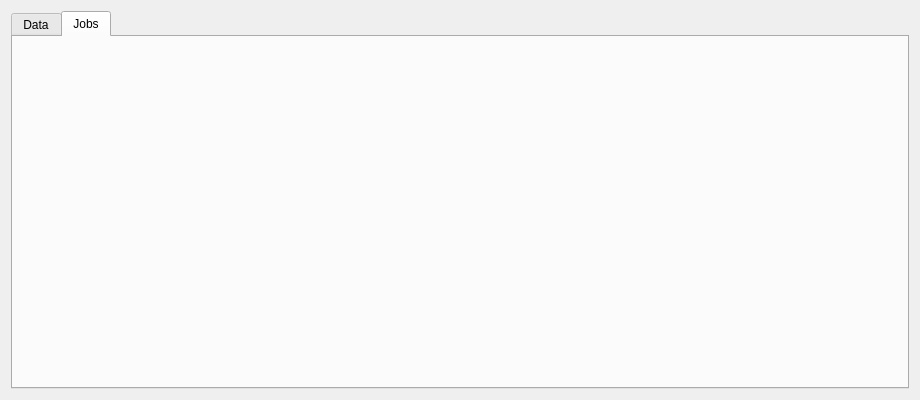
The window that Code/ui/caesarwidget.ui (VisIVOLab/ViaLacteaVisualAnalytics) describes before a commit, drawn with Qt 5.
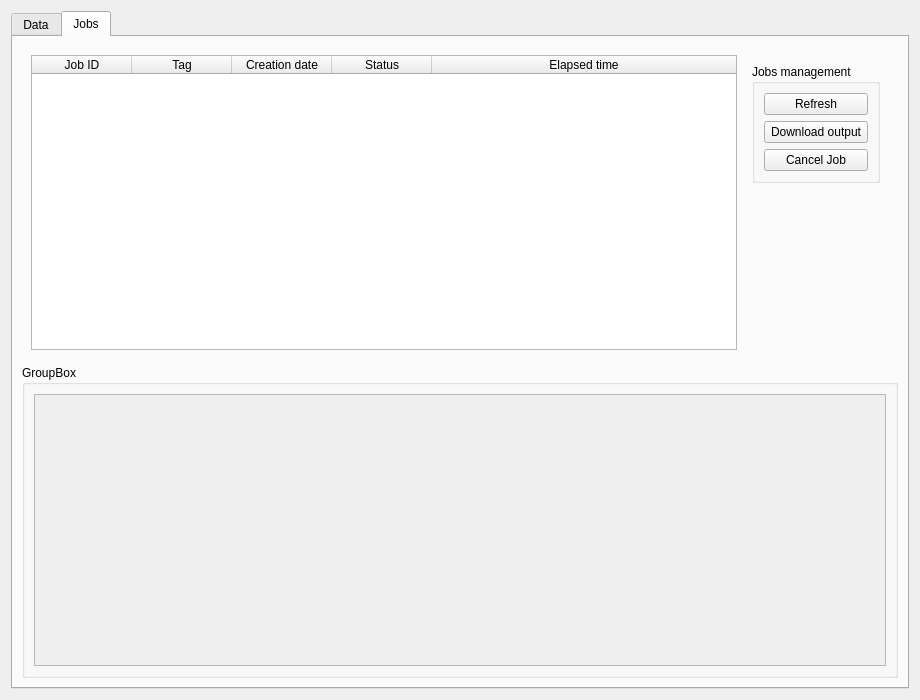
The same window after the commit. The open tabs and pages were chosen to show the change.

Commit message: New requests: job list, job output download, cancel job

The edit to the form file:
```diff
--- a/Code/ui/caesarwidget.ui
+++ b/Code/ui/caesarwidget.ui
@@ -7,7 +7,7 @@
     <x>0</x>
     <y>0</y>
     <width>920</width>
-    <height>400</height>
+    <height>700</height>
    </rect>
   </property>
   <property name="windowTitle">
@@ -122,6 +122,130 @@
       <attribute name="title">
        <string>Jobs</string>
       </attribute>
+      <layout class="QVBoxLayout" name="verticalLayout_4">
+       <item>
+        <widget class="QWidget" name="widget" native="true">
+         <layout class="QHBoxLayout" name="horizontalLayout_2">
+          <item>
+           <widget class="QTableWidget" name="jobsTable">
+            <property name="editTriggers">
+             <set>QAbstractItemView::NoEditTriggers</set>
+            </property>
+            <attribute name="horizontalHeaderCascadingSectionResizes">
+             <bool>true</bool>
+            </attribute>
+            <attribute name="horizontalHeaderStretchLastSection">
+             <bool>true</bool>
+            </attribute>
+            <attribute name="verticalHeaderVisible">
+             <bool>false</bool>
+            </attribute>
+            <column>
+             <property name="text">
+              <string>Job ID</string>
+             </property>
+            </column>
+            <column>
+             <property name="text">
+              <string>Tag</string>
+             </property>
+            </column>
+            <column>
+             <property name="text">
+              <string>Creation date</string>
+             </property>
+            </column>
+            <column>
+             <property name="text">
+              <string>Status</string>
+             </property>
+            </column>
+            <column>
+             <property name="text">
+              <string>Elapsed time</string>
+             </property>
+            </column>
+           </widget>
+          </item>
+          <item>
+           <widget class="QWidget" name="jobsRightPanel" native="true">
+            <layout class="QVBoxLayout" name="verticalLayout_5">
+             <item>
+              <widget class="QGroupBox" name="jobManagementBox">
+               <property name="title">
+                <string>Jobs management</string>
+               </property>
+               <layout class="QVBoxLayout" name="verticalLayout_6">
+                <item>
+                 <widget class="QPushButton" name="jobRefreshButton">
+                  <property name="text">
+                   <string>Refresh</string>
+                  </property>
+                 </widget>
+                </item>
+                <item>
+                 <widget class="QPushButton" name="jobDownloadButton">
+                  <property name="text">
+                   <string>Download output</string>
+                  </property>
+                 </widget>
+                </item>
+                <item>
+                 <widget class="QPushButton" name="jobCancelButton">
+                  <property name="text">
+                   <string>Cancel Job</string>
+                  </property>
+                 </widget>
+                </item>
+               </layout>
+              </widget>
+             </item>
+             <item>
+              <spacer name="jobVerticalSpacer">
+               <property name="orientation">
+                <enum>Qt::Vertical</enum>
+               </property>
+               <property name="sizeHint" stdset="0">
+                <size>
+                 <width>20</width>
+                 <height>40</height>
+                </size>
+               </property>
+              </spacer>
+             </item>
+            </layout>
+           </widget>
+          </item>
+         </layout>
+        </widget>
+       </item>
+       <item>
+        <widget class="QGroupBox" name="groupBox_2">
+         <property name="title">
+          <string>GroupBox</string>
+         </property>
+         <layout class="QVBoxLayout" name="verticalLayout_7">
+          <item>
+           <widget class="QScrollArea" name="scrollArea">
+            <property name="widgetResizable">
+             <bool>true</bool>
+            </property>
+            <widget class="QWidget" name="scrollAreaWidgetContents">
+             <property name="geometry">
+              <rect>
+               <x>0</x>
+               <y>0</y>
+               <width>854</width>
+               <height>270</height>
+              </rect>
+             </property>
+            </widget>
+           </widget>
+          </item>
+         </layout>
+        </widget>
+       </item>
+      </layout>
      </widget>
     </widget>
    </item>
```
Left out of the diff: 14 changed lines with no effect on the pictures. The commit also changes 2 other files.
